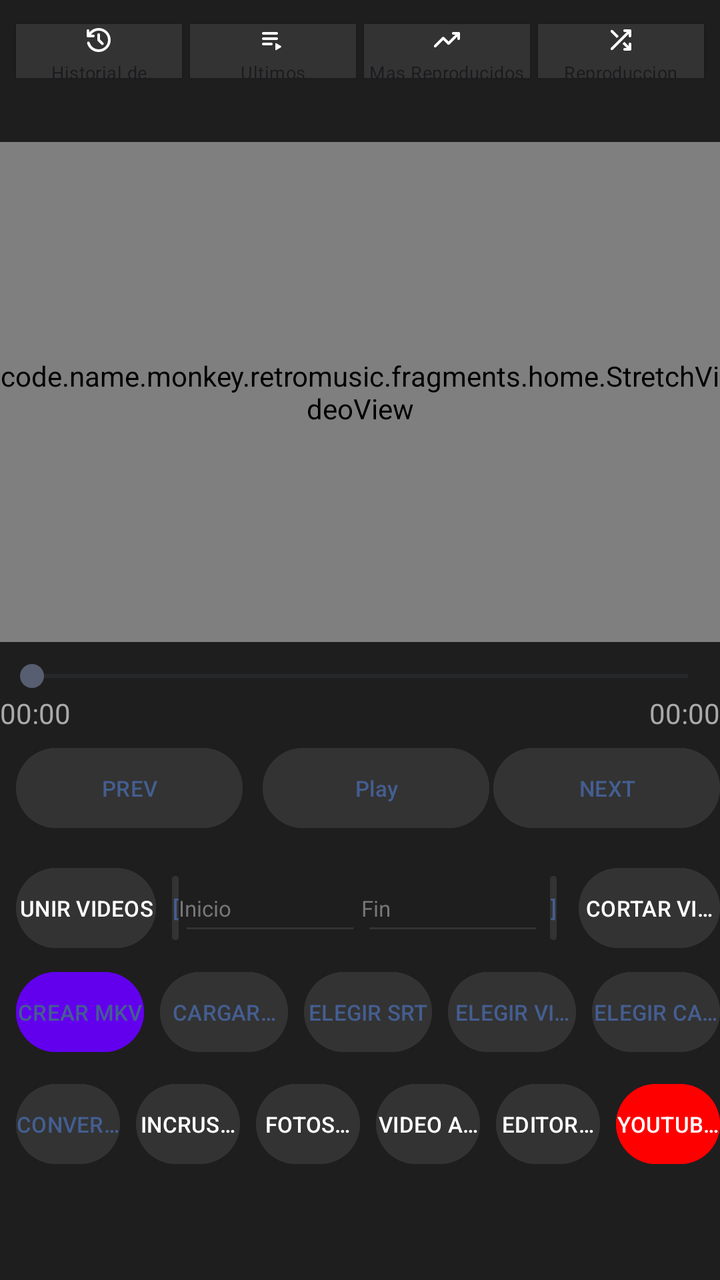
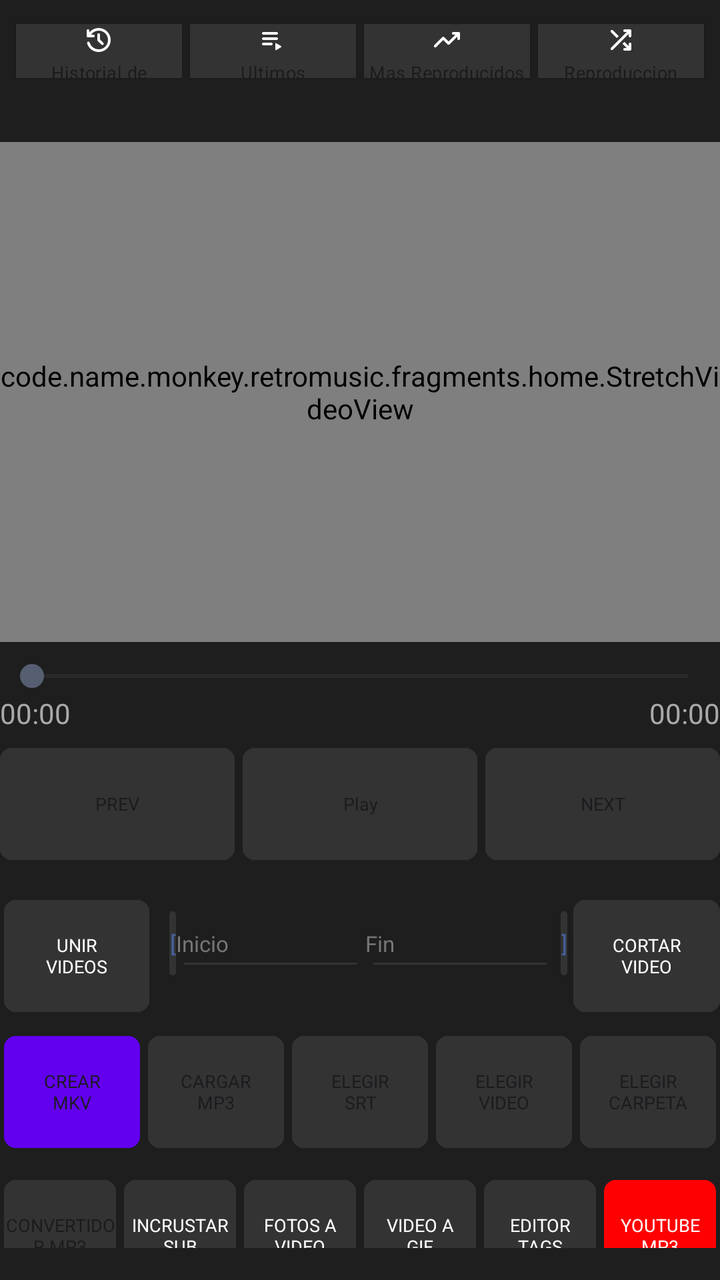

The first picture is an Android layout as it rendered before a commit; the second is the same layout after the commit. The layout source and the unified diff follow.
<!-- AndroidManifest.xml: application theme Theme.RetroMusic.MD3 -->
<!-- res/layout/home_content.xml -->
<?xml version="1.0" encoding="utf-8"?>
<LinearLayout xmlns:android="http://schemas.android.com/apk/res/android"
    android:layout_width="match_parent"
    android:layout_height="match_parent"
    android:orientation="vertical"
    android:background="#1E1E1E"
    android:focusable="true"
    android:focusableInTouchMode="true">

    <include
        android:id="@+id/abs_playlists"
        layout="@layout/abs_playlists" />

    <LinearLayout
        android:id="@+id/contentPadding"
        android:layout_width="match_parent"
        android:layout_height="0dp"
        android:layout_weight="1"
        android:orientation="vertical"
        android:padding="16dp">


        <FrameLayout
            android:id="@+id/videoContainer"
            android:layout_width="match_parent"
            android:layout_height="250dp"
            android:background="#000000">

            <code.name.monkey.retromusic.fragments.home.StretchVideoView
                android:id="@+id/videoPlayer"
                android:layout_width="match_parent"
                android:layout_height="match_parent"
                android:layout_gravity="center" />

            <ProgressBar
                android:id="@+id/progressBar"
                android:layout_width="wrap_content"
                android:layout_height="wrap_content"
                android:layout_gravity="center"
                android:indeterminate="true"
                android:indeterminateTint="#00BFFF"
                android:visibility="gone" />

            <TextView
                android:id="@+id/tvSubtitleOverlay"
                android:layout_width="match_parent"
                android:layout_height="wrap_content"
                android:layout_gravity="bottom|center_horizontal"
                android:gravity="center"
                android:padding="16dp"
                android:textColor="#FFFFFF"
                android:textSize="18sp" />
        </FrameLayout>

        <SeekBar
            android:id="@+id/videoSeekBar"
            android:layout_width="match_parent"
            android:layout_height="wrap_content"
            android:layout_marginTop="8dp" />

        <LinearLayout
            android:layout_width="match_parent"
            android:layout_height="wrap_content"
            android:orientation="horizontal"
            android:paddingHorizontal="8dp">
            <TextView android:id="@+id/tvCurrentTime" android:layout_width="wrap_content" android:layout_height="wrap_content" android:text="@string/zero_time" android:textColor="#AAAAAA" />
            <Space android:layout_width="0dp" android:layout_height="wrap_content" android:layout_weight="1" />
            <TextView android:id="@+id/tvTotalTime" android:layout_width="wrap_content" android:layout_height="wrap_content" android:text="@string/zero_time" android:textColor="#AAAAAA" />
        </LinearLayout>

        <LinearLayout
            android:layout_width="match_parent"
            android:layout_height="wrap_content"
            android:orientation="horizontal"
            style="?android:attr/buttonBarStyle"
            android:weightSum="3"
            android:layout_marginTop="4dp">
            <Button android:id="@+id/btnPrevVideo" android:layout_width="0dp" android:layout_height="48dp" android:layout_weight="1" android:layout_marginEnd="2dp" android:backgroundTint="#333333" android:text="@string/prev" android:textSize="11sp" style="?android:attr/buttonBarButtonStyle" android:drawablePadding="2dp" android:drawableTint="#FFFFFF" />
            <Button android:id="@+id/btnPlayPause" android:layout_width="0dp" android:layout_height="48dp" android:layout_weight="1" android:layout_marginHorizontal="2dp" android:backgroundTint="#333333" android:text="@string/play" android:textSize="11sp" style="?android:attr/buttonBarButtonStyle" android:drawablePadding="2dp" android:drawableTint="#FFFFFF" />
            <Button android:id="@+id/btnNextVideo" android:layout_width="0dp" android:layout_height="48dp" android:layout_weight="1" android:layout_marginStart="2dp" android:backgroundTint="#333333" android:text="@string/next" android:textSize="11sp" style="?android:attr/buttonBarButtonStyle" android:drawablePadding="2dp" android:drawableTint="#FFFFFF" />
        </LinearLayout>
        <LinearLayout
            android:id="@+id/cutRow"
            android:layout_width="match_parent"
            android:layout_height="48dp"
            android:orientation="horizontal"
            style="?android:attr/buttonBarStyle"
            android:layout_marginTop="12dp">
            <Button
                android:id="@+id/btnMergeVideos"
                android:layout_width="0dp"
                android:layout_height="48dp"
                android:layout_weight="1"
                android:layout_marginHorizontal="2dp"
                android:backgroundTint="#333333"
                android:textColor="#FFFFFF"
                android:text="@string/unir_videos"
                android:maxLines="2"
                android:gravity="center"
                style="?android:attr/buttonBarButtonStyle"
                android:textSize="11sp" />
            <Button
                android:id="@+id/btnSetStart"
                android:layout_width="wrap_content"
                android:layout_height="40dp"
                android:minWidth="0dp"
                android:paddingHorizontal="8dp"
                android:backgroundTint="#333333"
                android:text="@string/open_bracket"
                android:textSize="11sp"
                style="?android:attr/buttonBarButtonStyle"
                android:layout_marginHorizontal="3dp" />
            <EditText
                android:id="@+id/etStartTime"
                android:layout_width="0dp"
                android:layout_weight="1.3"
                android:layout_height="40dp"
                android:hint="@string/inicio"
                android:textColor="#FFFFFF"
                android:textColorHint="#777777"
                android:textSize="11sp"
                android:inputType="text"
                android:autofillHints="none"
                android:backgroundTint="#333333" />

            <EditText
                android:id="@+id/etEndTime"
                android:layout_width="0dp"
                android:layout_weight="1.3"
                android:layout_height="40dp"
                android:hint="@string/fin"
                android:textColor="#FFFFFF"
                android:textColorHint="#777777"
                android:textSize="11sp"
                android:inputType="text"
                android:autofillHints="none"
                android:backgroundTint="#333333" />
            <Button
                android:id="@+id/btnSetEnd"
                android:layout_width="wrap_content"
                android:layout_height="40dp"
                android:minWidth="0dp"
                android:paddingHorizontal="8dp"
                android:backgroundTint="#333333"
                android:text="@string/close_bracket"
                android:textSize="11sp"
                style="?android:attr/buttonBarButtonStyle"
                android:layout_marginStart="3dp"
                android:layout_marginEnd="3dp" />
            <Button
                android:id="@+id/btnSplit"
                android:layout_width="0dp"
                android:layout_weight="1.0"
                android:layout_height="match_parent"
                android:backgroundTint="#333333"
                android:text="@string/cortar_video"
                android:textColor="#FFFFFF"
                android:maxLines="2"
                android:gravity="center"
                style="?android:attr/buttonBarButtonStyle"
                android:textSize="11sp" />

        </LinearLayout>
        <LinearLayout
            android:id="@+id/toolsRow"
            android:layout_width="match_parent"
            android:layout_height="48dp"
            android:orientation="horizontal"
            style="?android:attr/buttonBarStyle"
            android:layout_marginTop="4dp">

            <Button android:id="@+id/btnMixVideo" android:layout_width="0dp" android:layout_height="match_parent" android:layout_weight="1" android:layout_marginHorizontal="2dp" android:backgroundTint="#6200EE" android:text="@string/crear_mkv" android:maxLines="2" android:gravity="center" style="?android:attr/buttonBarButtonStyle" android:textSize="11sp" />
            <Button android:id="@+id/btnFullscreen" android:layout_width="0dp" android:layout_height="match_parent" android:layout_weight="1" android:layout_marginHorizontal="2dp" android:backgroundTint="#333333" android:text="@string/cargar_mp3" android:maxLines="2" android:gravity="center" style="?android:attr/buttonBarButtonStyle" android:textSize="11sp" />
            <Button android:id="@+id/btnLoadSubtitles" android:layout_width="0dp" android:layout_height="match_parent" android:layout_weight="1" android:layout_marginHorizontal="2dp" android:backgroundTint="#333333" android:text="@string/elegir_srt" android:maxLines="2" android:gravity="center" style="?android:attr/buttonBarButtonStyle" android:textSize="11sp" />
            <Button android:id="@+id/btnOpenFile" android:layout_width="0dp" android:layout_height="match_parent" android:layout_weight="1" android:layout_marginHorizontal="2dp" android:backgroundTint="#333333" android:text="@string/elegir_video" android:maxLines="2" android:gravity="center" style="?android:attr/buttonBarButtonStyle" android:textSize="11sp" />
            <Button android:id="@+id/btnChooseFolder" android:layout_width="0dp" android:layout_height="match_parent" android:layout_weight="1" android:layout_marginHorizontal="2dp" android:backgroundTint="#333333" android:text="@string/elegir_carpeta" android:maxLines="2" android:gravity="center" style="?android:attr/buttonBarButtonStyle" android:textSize="11sp" />
        </LinearLayout>
        <LinearLayout
            android:id="@+id/extraActionsContainer"
            android:layout_width="match_parent"
            android:layout_height="wrap_content"
            android:orientation="horizontal"
            style="?android:attr/buttonBarStyle"
            android:weightSum="6"
            android:layout_marginTop="8dp">

            <Button
                android:id="@+id/btnConvertAudio"
                android:layout_width="0dp"
                android:layout_height="48dp"
                android:layout_weight="1"
                android:layout_marginHorizontal="2dp"
                android:backgroundTint="#333333"
                android:text="@string/convertidor_mp3"
                style="?android:attr/buttonBarButtonStyle"
                android:textSize="11sp" />

            <Button
                android:id="@+id/btnHardcodeSubtitles"
                android:layout_width="0dp"
                android:layout_height="48dp"
                android:layout_weight="1"
                android:layout_marginHorizontal="2dp"
                android:backgroundTint="#333333"
                android:textColor="#FFFFFF"
                android:text="@string/incrustar_sub"
                android:maxLines="2"
                android:gravity="center"
                style="?android:attr/buttonBarButtonStyle"
                android:textSize="11sp" />

            <Button
                android:id="@+id/btnCreateVideoFromPhotos"
                android:layout_width="0dp"
                android:layout_height="48dp"
                android:layout_weight="1"
                android:layout_marginHorizontal="2dp"
                android:backgroundTint="#333333"
                android:textColor="#FFFFFF"
                android:text="@string/fotos_a_video"
                android:maxLines="2"
                android:gravity="center"
                style="?android:attr/buttonBarButtonStyle"
                android:textSize="11sp" />

            <Button
                android:id="@+id/btnCreateGif"
                android:layout_width="0dp"
                android:layout_height="48dp"
                android:layout_weight="1"
                android:layout_marginHorizontal="2dp"
                android:backgroundTint="#333333"
                android:textColor="#FFFFFF"
                android:text="@string/video_a_gif"
                android:maxLines="2"
                android:gravity="center"
                style="?android:attr/buttonBarButtonStyle"
                android:textSize="11sp" />

            <Button
                android:id="@+id/btnTagEditor"
                android:layout_width="0dp"
                android:layout_height="48dp"
                android:layout_weight="1"
                android:layout_marginHorizontal="2dp"
                android:backgroundTint="#333333"
                android:textColor="#FFFFFF"
                android:text="@string/editor_tags"
                android:maxLines="2"
                android:gravity="center"
                style="?android:attr/buttonBarButtonStyle"
                android:textSize="11sp" />

            <Button
                android:id="@+id/btnYoutubeDownload"
                android:layout_width="0dp"
                android:layout_height="48dp"
                android:layout_weight="1"
                android:layout_marginHorizontal="2dp"
                android:backgroundTint="#FF0000"
                android:textColor="#FFFFFF"
                android:text="@string/youtube_mp3"
                android:maxLines="2"
                android:gravity="center"
                style="?android:attr/buttonBarButtonStyle"
                android:textSize="11sp" />
        </LinearLayout>


        <androidx.recyclerview.widget.RecyclerView
            android:id="@+id/rvDownloads"
            android:layout_width="match_parent"
            android:layout_height="0dp"
            android:layout_weight="1"
            android:nestedScrollingEnabled="true"
            android:layout_marginTop="16dp"
            android:paddingBottom="20dp" />

    </LinearLayout>
</LinearLayout>
<!-- res/layout/abs_playlists.xml (included above) -->
<?xml version="1.0" encoding="utf-8"?>
<androidx.constraintlayout.widget.ConstraintLayout xmlns:android="http://schemas.android.com/apk/res/android"
    xmlns:app="http://schemas.android.com/apk/res-auto"
    android:layout_width="match_parent"
    android:layout_height="wrap_content"
    android:paddingBottom="12dp">

    <com.google.android.material.button.MaterialButton
        android:id="@+id/history"
        style="@style/HomeActionButton"
        android:layout_width="0dp"
        android:layout_height="35dp"
        android:layout_marginStart="8dp"
        android:layout_marginTop="8dp"
        android:layout_marginEnd="4dp"
        android:text="Historial de Reproduccion"
        android:textSize="9sp"
        android:padding="0dp"
        android:gravity="center"
        app:backgroundTint="#333333"
        app:cornerRadius="0dp"
        app:icon="@drawable/ic_history"
        app:iconGravity="textTop"
        app:iconSize="16dp"
        app:iconPadding="2dp"
        app:iconTint="#FFFFFF"
        app:layout_constraintEnd_toStartOf="@+id/lastAdded"
        app:layout_constraintHorizontal_weight="1"
        app:layout_constraintStart_toStartOf="parent"
        app:layout_constraintTop_toTopOf="parent" />

    <com.google.android.material.button.MaterialButton
        android:id="@+id/lastAdded"
        style="@style/HomeActionButton"
        android:layout_width="0dp"
        android:layout_height="35dp"
        android:layout_marginTop="8dp"
        android:layout_marginEnd="4dp"
        android:text="Ultimos Reproducidos"
        android:textSize="9sp"
        android:padding="0dp"
        android:gravity="center"
        app:backgroundTint="#333333"
        app:cornerRadius="0dp"
        app:icon="@drawable/ic_playlist_play"
        app:iconGravity="textTop"
        app:iconSize="16dp"
        app:iconPadding="2dp"
        app:iconTint="#FFFFFF"
        app:layout_constraintEnd_toStartOf="@+id/topPlayed"
        app:layout_constraintHorizontal_weight="1"
        app:layout_constraintStart_toEndOf="@+id/history"
        app:layout_constraintTop_toTopOf="parent" />

    <com.google.android.material.button.MaterialButton
        android:id="@+id/topPlayed"
        style="@style/HomeActionButton"
        android:layout_width="0dp"
        android:layout_height="35dp"
        android:layout_marginTop="8dp"
        android:layout_marginEnd="4dp"
        android:text="Mas Reproducidos"
        android:textSize="9sp"
        android:padding="0dp"
        android:gravity="center"
        app:backgroundTint="#333333"
        app:cornerRadius="0dp"
        app:icon="@drawable/ic_trending_up"
        app:iconGravity="textTop"
        app:iconSize="16dp"
        app:iconPadding="2dp"
        app:iconTint="#FFFFFF"
        app:layout_constraintEnd_toStartOf="@+id/actionShuffle"
        app:layout_constraintHorizontal_weight="1"
        app:layout_constraintStart_toEndOf="@+id/lastAdded"
        app:layout_constraintTop_toTopOf="parent" />

    <com.google.android.material.button.MaterialButton
        android:id="@+id/actionShuffle"
        style="@style/HomeActionButton"
        android:layout_width="0dp"
        android:layout_height="35dp"
        android:layout_marginTop="8dp"
        android:layout_marginEnd="8dp"
        android:text="Reproduccion Random"
        android:textSize="9sp"
        android:padding="0dp"
        android:gravity="center"
        app:backgroundTint="#333333"
        app:cornerRadius="0dp"
        app:icon="@drawable/ic_shuffle"
        app:iconGravity="textTop"
        app:iconSize="16dp"
        app:iconPadding="2dp"
        app:iconTint="#FFFFFF"
        app:layout_constraintEnd_toEndOf="parent"
        app:layout_constraintHorizontal_weight="1"
        app:layout_constraintStart_toEndOf="@+id/topPlayed"
        app:layout_constraintTop_toTopOf="parent" />

</androidx.constraintlayout.widget.ConstraintLayout>
<!-- resources referenced by this layout -->
<resources>
  <string name="cargar_mp3">CARGAR\nMP3</string>
  <string name="close_bracket">]</string>
  <string name="convertidor_mp3">CONVERTIDOR MP3</string>
  <string name="cortar_video">CORTAR\nVIDEO</string>
  <string name="crear_mkv">CREAR\nMKV</string>
  <string name="editor_tags">EDITOR\nTAGS</string>
  <string name="elegir_carpeta">ELEGIR\nCARPETA</string>
  <string name="elegir_srt">ELEGIR\nSRT</string>
  <string name="elegir_video">ELEGIR\nVIDEO</string>
  <string name="fin">Fin</string>
  <string name="fotos_a_video">FOTOS A\nVIDEO</string>
  <string name="incrustar_sub">INCRUSTAR\nSUB</string>
  <string name="inicio">Inicio</string>
  <string name="next">NEXT</string>
  <string name="open_bracket">[</string>
  <string name="play">Play</string>
  <string name="prev">PREV</string>
  <string name="unir_videos">UNIR\nVIDEOS</string>
  <string name="video_a_gif">VIDEO A\nGIF</string>
  <string name="youtube_mp3">YOUTUBE\nMP3</string>
  <string name="zero_time">00:00</string>
  <style name="HomeActionButton" parent="Widget.Material3.Button.ElevatedButton.Icon">
          <item name="android:paddingTop">16dp</item>
          <item name="android:paddingBottom">16dp</item>
          <item name="android:textColor">?attr/colorOnSurface</item>
          <item name="shapeAppearanceOverlay">
              @style/ShapeAppearanceOverlay.Material3.FloatingActionButton
          </item>
          <item name="iconPadding">16dp</item>
          <item name="iconGravity">start</item>
          <item name="android:gravity">start|center_vertical</item>
          <item name="android:textAppearance">@style/TextViewBody2</item>
      </style>
  <color name="md_white_1000">#FFFFFF</color>
  <style name="TextViewBody2" parent="TextAppearance.MaterialComponents.Body2" />
  <!-- drawable round_selector (drawable) -->
  <ripple xmlns:android="http://schemas.android.com/apk/res/android"
      android:color="?android:attr/colorControlHighlight">
  
      <item
          android:id="@android:id/mask"
          android:drawable="@drawable/round_selector_mask" />
  
  </ripple>
  <style name="MaterialButtonTheme" parent="Widget.Material3.Button">
          <item name="cornerRadius">6dp</item>
          <item name="iconGravity">textStart</item>
          <item name="iconTint">?attr/colorControlNormal</item>
          <item name="android:textColor">?android:attr/textColorPrimary</item>
          <item name="android:textAppearance">@style/TextViewNormal</item>
          <item name="android:textAllCaps">false</item>
          <item name="android:paddingTop">@dimen/button_padding_vertical</item>
          <item name="android:paddingBottom">@dimen/button_padding_vertical</item>
      </style>
  <style name="PlayerActionButtonStyle" parent="Widget.AppCompat.ActionButton">
          <item name="android:minWidth">140dp</item>
          <item name="android:paddingStart">48dp</item>
          <item name="android:paddingEnd">48dp</item>
      </style>
  <!-- drawable round_selector_mask (drawable) -->
  <?xml version="1.0" encoding="utf-8"?>
  <shape xmlns:android="http://schemas.android.com/apk/res/android"
      android:shape="oval">
      <solid android:color="@android:color/white" />
  </shape>
  <dimen name="m3_card_corner_radius">16dp</dimen>
  <color name="md_green_500">#4CAF50</color>
  <style name="TextViewNormal" parent="">
          <item name="android:textSize">14sp</item>
      </style>
  <dimen name="button_padding_vertical">10dp</dimen>
  <!-- unchanged entries left out for length: 6 -->
</resources>

<!-- the commit's change to res/layout/home_content.xml (unified diff, before → after) -->
@@ -70,26 +70,24 @@
 
         <LinearLayout
             android:layout_width="match_parent"
-            android:layout_height="wrap_content"
-            android:orientation="horizontal"
-            style="?android:attr/buttonBarStyle"
+            android:layout_height="64dp"
+            android:orientation="horizontal"
             android:weightSum="3"
             android:layout_marginTop="4dp">
-            <Button android:id="@+id/btnPrevVideo" android:layout_width="0dp" android:layout_height="48dp" android:layout_weight="1" android:layout_marginEnd="2dp" android:backgroundTint="#333333" android:text="@string/prev" android:textSize="11sp" style="?android:attr/buttonBarButtonStyle" android:drawablePadding="2dp" android:drawableTint="#FFFFFF" />
-            <Button android:id="@+id/btnPlayPause" android:layout_width="0dp" android:layout_height="48dp" android:layout_weight="1" android:layout_marginHorizontal="2dp" android:backgroundTint="#333333" android:text="@string/play" android:textSize="11sp" style="?android:attr/buttonBarButtonStyle" android:drawablePadding="2dp" android:drawableTint="#FFFFFF" />
-            <Button android:id="@+id/btnNextVideo" android:layout_width="0dp" android:layout_height="48dp" android:layout_weight="1" android:layout_marginStart="2dp" android:backgroundTint="#333333" android:text="@string/next" android:textSize="11sp" style="?android:attr/buttonBarButtonStyle" android:drawablePadding="2dp" android:drawableTint="#FFFFFF" />
+            <Button android:id="@+id/btnPrevVideo" android:layout_width="0dp" android:layout_height="match_parent" android:layout_weight="1" android:layout_marginEnd="2dp" android:backgroundTint="#333333" android:text="@string/prev" android:textSize="9sp" android:drawablePadding="2dp" android:drawableTint="#FFFFFF" />
+            <Button android:id="@+id/btnPlayPause" android:layout_width="0dp" android:layout_height="match_parent" android:layout_weight="1" android:layout_marginHorizontal="2dp" android:backgroundTint="#333333" android:text="@string/play" android:textSize="9sp" android:drawablePadding="2dp" android:drawableTint="#FFFFFF" />
+            <Button android:id="@+id/btnNextVideo" android:layout_width="0dp" android:layout_height="match_parent" android:layout_weight="1" android:layout_marginStart="2dp" android:backgroundTint="#333333" android:text="@string/next" android:textSize="9sp" android:drawablePadding="2dp" android:drawableTint="#FFFFFF" />
         </LinearLayout>
         <LinearLayout
             android:id="@+id/cutRow"
             android:layout_width="match_parent"
-            android:layout_height="48dp"
-            android:orientation="horizontal"
-            style="?android:attr/buttonBarStyle"
+            android:layout_height="64dp"
+            android:orientation="horizontal"
             android:layout_marginTop="12dp">
             <Button
                 android:id="@+id/btnMergeVideos"
                 android:layout_width="0dp"
-                android:layout_height="48dp"
+                android:layout_height="match_parent"
                 android:layout_weight="1"
                 android:layout_marginHorizontal="2dp"
                 android:backgroundTint="#333333"
@@ -97,8 +95,7 @@
                 android:text="@string/unir_videos"
                 android:maxLines="2"
                 android:gravity="center"
-                style="?android:attr/buttonBarButtonStyle"
-                android:textSize="11sp" />
+                android:textSize="9sp" />
             <Button
                 android:id="@+id/btnSetStart"
                 android:layout_width="wrap_content"
@@ -157,48 +154,44 @@
                 android:textColor="#FFFFFF"
                 android:maxLines="2"
                 android:gravity="center"
-                style="?android:attr/buttonBarButtonStyle"
-                android:textSize="11sp" />
+                android:textSize="9sp" />
 
         </LinearLayout>
         <LinearLayout
             android:id="@+id/toolsRow"
             android:layout_width="match_parent"
-            android:layout_height="48dp"
-            android:orientation="horizontal"
-            style="?android:attr/buttonBarStyle"
+            android:layout_height="64dp"
+            android:orientation="horizontal"
             android:layout_marginTop="4dp">
 
-            <Button android:id="@+id/btnMixVideo" android:layout_width="0dp" android:layout_height="match_parent" android:layout_weight="1" android:layout_marginHorizontal="2dp" android:backgroundTint="#6200EE" android:text="@string/crear_mkv" android:maxLines="2" android:gravity="center" style="?android:attr/buttonBarButtonStyle" android:textSize="11sp" />
-            <Button android:id="@+id/btnFullscreen" android:layout_width="0dp" android:layout_height="match_parent" android:layout_weight="1" android:layout_marginHorizontal="2dp" android:backgroundTint="#333333" android:text="@string/cargar_mp3" android:maxLines="2" android:gravity="center" style="?android:attr/buttonBarButtonStyle" android:textSize="11sp" />
-            <Button android:id="@+id/btnLoadSubtitles" android:layout_width="0dp" android:layout_height="match_parent" android:layout_weight="1" android:layout_marginHorizontal="2dp" android:backgroundTint="#333333" android:text="@string/elegir_srt" android:maxLines="2" android:gravity="center" style="?android:attr/buttonBarButtonStyle" android:textSize="11sp" />
-            <Button android:id="@+id/btnOpenFile" android:layout_width="0dp" android:layout_height="match_parent" android:layout_weight="1" android:layout_marginHorizontal="2dp" android:backgroundTint="#333333" android:text="@string/elegir_video" android:maxLines="2" android:gravity="center" style="?android:attr/buttonBarButtonStyle" android:textSize="11sp" />
-            <Button android:id="@+id/btnChooseFolder" android:layout_width="0dp" android:layout_height="match_parent" android:layout_weight="1" android:layout_marginHorizontal="2dp" android:backgroundTint="#333333" android:text="@string/elegir_carpeta" android:maxLines="2" android:gravity="center" style="?android:attr/buttonBarButtonStyle" android:textSize="11sp" />
+            <Button android:id="@+id/btnMixVideo" android:layout_width="0dp" android:layout_height="match_parent" android:layout_weight="1" android:layout_marginHorizontal="2dp" android:backgroundTint="#6200EE" android:text="@string/crear_mkv" android:maxLines="2" android:gravity="center" android:textSize="9sp" />
+            <Button android:id="@+id/btnFullscreen" android:layout_width="0dp" android:layout_height="match_parent" android:layout_weight="1" android:layout_marginHorizontal="2dp" android:backgroundTint="#333333" android:text="@string/cargar_mp3" android:maxLines="2" android:gravity="center" android:textSize="9sp" />
+            <Button android:id="@+id/btnLoadSubtitles" android:layout_width="0dp" android:layout_height="match_parent" android:layout_weight="1" android:layout_marginHorizontal="2dp" android:backgroundTint="#333333" android:text="@string/elegir_srt" android:maxLines="2" android:gravity="center" android:textSize="9sp" />
+            <Button android:id="@+id/btnOpenFile" android:layout_width="0dp" android:layout_height="match_parent" android:layout_weight="1" android:layout_marginHorizontal="2dp" android:backgroundTint="#333333" android:text="@string/elegir_video" android:maxLines="2" android:gravity="center" android:textSize="9sp" />
+            <Button android:id="@+id/btnChooseFolder" android:layout_width="0dp" android:layout_height="match_parent" android:layout_weight="1" android:layout_marginHorizontal="2dp" android:backgroundTint="#333333" android:text="@string/elegir_carpeta" android:maxLines="2" android:gravity="center" android:textSize="9sp" />
         </LinearLayout>
         <LinearLayout
             android:id="@+id/extraActionsContainer"
             android:layout_width="match_parent"
-            android:layout_height="wrap_content"
-            android:orientation="horizontal"
-            style="?android:attr/buttonBarStyle"
+            android:layout_height="64dp"
+            android:orientation="horizontal"
             android:weightSum="6"
             android:layout_marginTop="8dp">
 
             <Button
                 android:id="@+id/btnConvertAudio"
                 android:layout_width="0dp"
-                android:layout_height="48dp"
+                android:layout_height="match_parent"
                 android:layout_weight="1"
                 android:layout_marginHorizontal="2dp"
                 android:backgroundTint="#333333"
                 android:text="@string/convertidor_mp3"
-                style="?android:attr/buttonBarButtonStyle"
-                android:textSize="11sp" />
+                android:textSize="9sp" />
 
             <Button
                 android:id="@+id/btnHardcodeSubtitles"
                 android:layout_width="0dp"
-                android:layout_height="48dp"
+                android:layout_height="match_parent"
                 android:layout_weight="1"
                 android:layout_marginHorizontal="2dp"
                 android:backgroundTint="#333333"
@@ -206,13 +199,12 @@
                 android:text="@string/incrustar_sub"
                 android:maxLines="2"
                 android:gravity="center"
-                style="?android:attr/buttonBarButtonStyle"
-                android:textSize="11sp" />
+                android:textSize="9sp" />
 
             <Button
                 android:id="@+id/btnCreateVideoFromPhotos"
                 android:layout_width="0dp"
-                android:layout_height="48dp"
+                android:layout_height="match_parent"
                 android:layout_weight="1"
                 android:layout_marginHorizontal="2dp"
                 android:backgroundTint="#333333"
@@ -220,13 +212,12 @@
                 android:text="@string/fotos_a_video"
                 android:maxLines="2"
                 android:gravity="center"
-                style="?android:attr/buttonBarButtonStyle"
-                android:textSize="11sp" />
+                android:textSize="9sp" />
 
             <Button
                 android:id="@+id/btnCreateGif"
                 android:layout_width="0dp"
-                android:layout_height="48dp"
+                android:layout_height="match_parent"
                 android:layout_weight="1"
                 android:layout_marginHorizontal="2dp"
                 android:backgroundTint="#333333"
@@ -234,13 +225,12 @@
                 android:text="@string/video_a_gif"
                 android:maxLines="2"
                 android:gravity="center"
-                style="?android:attr/buttonBarButtonStyle"
-                android:textSize="11sp" />
+                android:textSize="9sp" />
 
             <Button
                 android:id="@+id/btnTagEditor"
                 android:layout_width="0dp"
-                android:layout_height="48dp"
+                android:layout_height="match_parent"
                 android:layout_weight="1"
                 android:layout_marginHorizontal="2dp"
                 android:backgroundTint="#333333"
@@ -248,13 +238,12 @@
                 android:text="@string/editor_tags"
                 android:maxLines="2"
                 android:gravity="center"
-                style="?android:attr/buttonBarButtonStyle"
-                android:textSize="11sp" />
+                android:textSize="9sp" />
 
             <Button
                 android:id="@+id/btnYoutubeDownload"
                 android:layout_width="0dp"
-                android:layout_height="48dp"
+                android:layout_height="match_parent"
                 android:layout_weight="1"
                 android:layout_marginHorizontal="2dp"
                 android:backgroundTint="#FF0000"
@@ -262,8 +251,7 @@
                 android:text="@string/youtube_mp3"
                 android:maxLines="2"
                 android:gravity="center"
-                style="?android:attr/buttonBarButtonStyle"
-                android:textSize="11sp" />
+                android:textSize="9sp" />
         </LinearLayout>
 
 
